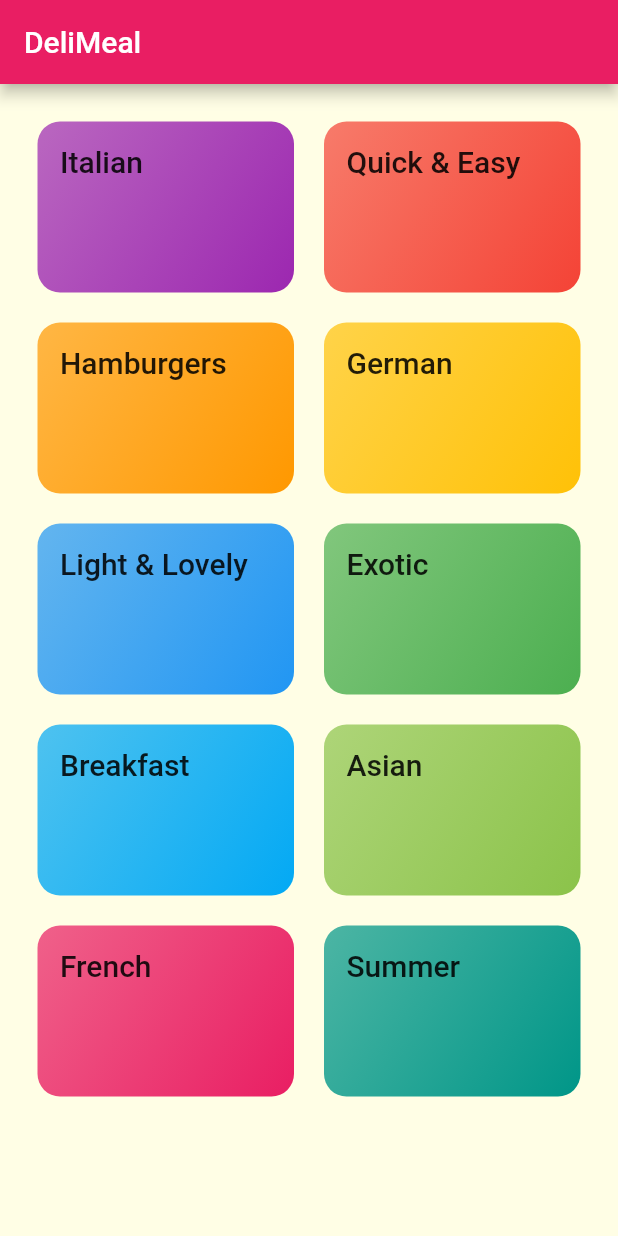
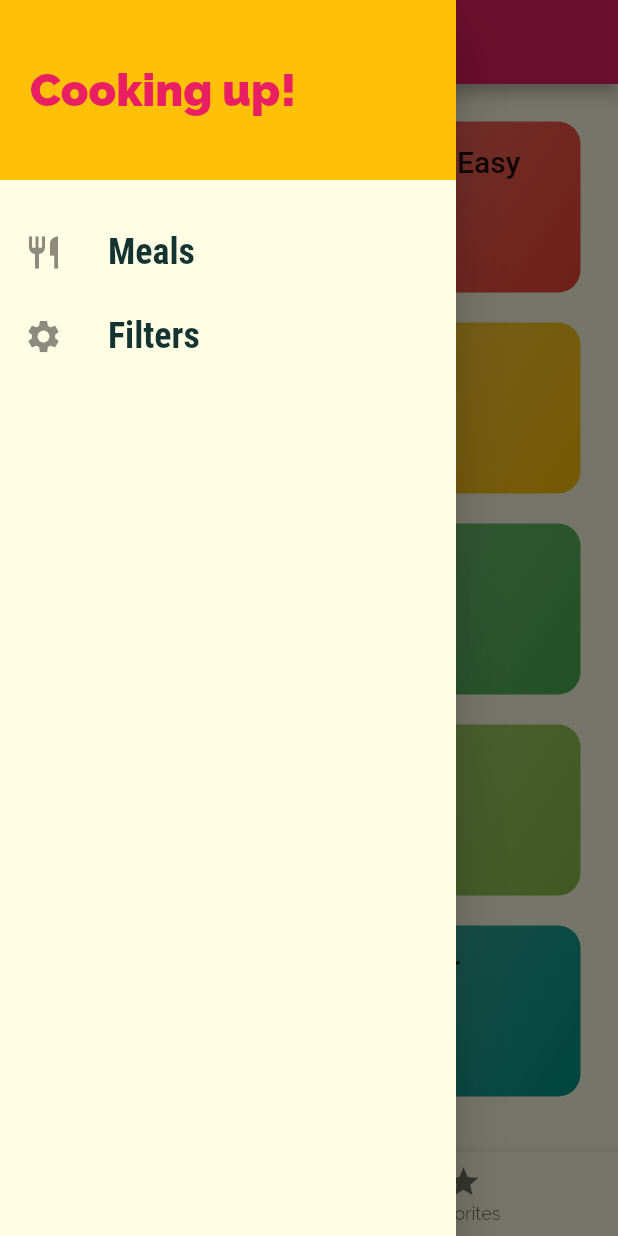
Before and after one commit to besimsherifi/flutter-meals_app, a Flutter app: the screen it shows after launch, with the side drawer open (before the commit the screen has no drawer), on a phone screen of 412 x 824 dp. Run offline on Flutter 3.47's test engine with Material 2 defaults, Android fonts, the phone set to English and light mode, and no system bars.

Commit message:
commit:master *checkpoint before favorites function

```diff
--- a/lib/main.dart
+++ b/lib/main.dart
@@ -1,6 +1,9 @@
 // ignore_for_file: deprecated_member_use
 
 import 'package:flutter/material.dart';
+import 'package:flutter_complete_guide/screens/filter_screen.dart';
+import 'package:flutter_complete_guide/screens/meal_detail_screen.dart';
+import 'package:flutter_complete_guide/screens/tabs_screen.dart';
 
 import 'screens/category_meals_screen.dart';
 import 'screens/categories_screen.dart';
@@ -8,6 +11,8 @@ import 'screens/categories_screen.dart';
 void main() => runApp(MyApp());
 
 class MyApp extends StatelessWidget {
+
+
   @override
   Widget build(BuildContext context) {
     return MaterialApp(
@@ -33,8 +38,13 @@ class MyApp extends StatelessWidget {
       // home: CategoriesScreen(),
       initialRoute: '/', // default is '/'
       routes: {
-        '/': (ctx) => CategoriesScreen(),
+        '/': (ctx) => TabsScreen(),
         CategoryMealsScreen.routeName: (ctx) => CategoryMealsScreen(),
+        MealDetailScreen.routeName: (ctx) => MealDetailScreen(),
+        FilterScreen.routeName: (ctx) => FilterScreen()
+      },
+      onUnknownRoute: (settings) {
+        return MaterialPageRoute(builder: (ctx) => CategoriesScreen());
       },
     );
   }
--- a/lib/screens/categories_screen.dart
+++ b/lib/screens/categories_screen.dart
@@ -7,18 +7,15 @@ class CategoriesScreen extends StatelessWidget {
   @override
   Widget build(BuildContext context) {
     return Scaffold(
-      appBar: AppBar(
-        title: const Text('DeliMeal'),
-      ),
       body: GridView(
         padding: const EdgeInsets.all(25),
         children: DUMMY_CATEGORIES
             .map(
               (catData) => CategoryItem(
-                    catData.id,
-                    catData.title,
-                    catData.color,
-                  ),
+                catData.id,
+                catData.title,
+                catData.color,
+              ),
             )
             .toList(),
         gridDelegate: SliverGridDelegateWithMaxCrossAxisExtent(
--- a/lib/screens/category_meals_screen.dart
+++ b/lib/screens/category_meals_screen.dart
@@ -27,6 +27,7 @@ class CategoryMealsScreen extends StatelessWidget {
         body: ListView.builder(
           itemBuilder: (context, index) {
             return MealItem(
+              id: categoryMeals[index].id,
               title: categoryMeals[index].title,
               complexity: categoryMeals[index].complexity,
               imageUrl: categoryMeals[index].imageUrl,
--- /dev/null
+++ b/lib/screens/tabs_screen.dart
@@ -0,0 +1,50 @@
+// ignore_for_file: unnecessary_import
+
+import 'package:flutter/material.dart';
+import 'package:flutter/src/foundation/key.dart';
+import 'package:flutter/src/widgets/framework.dart';
+import 'package:flutter_complete_guide/screens/categories_screen.dart';
+import 'package:flutter_complete_guide/screens/favorites_screen.dart';
+import 'package:flutter_complete_guide/widgets/main_drawer.dart';
+
+class TabsScreen extends StatefulWidget {
+  const TabsScreen({Key key}) : super(key: key);
+
+  @override
+  State<TabsScreen> createState() => _TabsScreenState();
+}
+
+class _TabsScreenState extends State<TabsScreen> {
+  final List<Widget> pages = [CategoriesScreen(), FavoritesScreen()];
+
+  int selectedPageIndex = 0;
+
+  void selectPage(int index) {
+    setState(() {
+      selectedPageIndex = index;
+    });
+  }
+
+  @override
+  Widget build(BuildContext context) {
+    return Scaffold(
+      appBar: AppBar(
+        title: Text(selectedPageIndex == 0 ? 'Categories' : 'Favorites'),
+      ),
+      drawer: MainDrawer(),
+      body: pages[selectedPageIndex],
+      bottomNavigationBar: BottomNavigationBar(
+        onTap: selectPage,
+        // backgroundColor: Theme.of(context).primaryColor,
+        // unselectedItemColor: Colors.white,
+        selectedItemColor: Theme.of(context).primaryColor,
+        currentIndex: selectedPageIndex,
+        items: [
+          BottomNavigationBarItem(
+              icon: Icon(Icons.category), label: 'Categories'),
+          BottomNavigationBarItem(icon: Icon(Icons.star), label: 'Favorites')
+        ],
+      ),
+    );
+  }
+}
--- /dev/null
+++ b/lib/widgets/main_drawer.dart
@@ -0,0 +1,57 @@
+// ignore_for_file: unnecessary_import, deprecated_member_use
+
+import 'package:flutter/material.dart';
+import 'package:flutter/src/foundation/key.dart';
+import 'package:flutter/src/widgets/framework.dart';
+import 'package:flutter_complete_guide/screens/filter_screen.dart';
+
+class MainDrawer extends StatelessWidget {
+  const MainDrawer({Key key}) : super(key: key);
+
+  @override
+  Widget build(BuildContext context) {
+    Widget buildListTile(String title, IconData icon, Function tapHandler) {
+      return ListTile(
+          leading: Icon(
+            icon,
+            size: 26,
+          ),
+          title: Text(
+            title,
+            style: TextStyle(
+                fontFamily: 'RobotoCondensed',
+                fontSize: 24,
+                fontWeight: FontWeight.bold),
+          ),
+          onTap: tapHandler);
+    }
+
+    return Drawer(
+      child: Column(children: [
+        Container(
+          height: 120,
+          width: double.infinity,
+          padding: EdgeInsets.all(20),
+          alignment: Alignment.centerLeft,
+          color: Theme.of(context).accentColor,
+          child: Text(
+            'Cooking up!',
+            style: TextStyle(
+                fontWeight: FontWeight.w900,
+                fontSize: 30,
+                color: Theme.of(context).primaryColor),
+          ),
+        ),
+        SizedBox(
+          height: 20,
+        ),
+        buildListTile('Meals', Icons.restaurant, () {
+          Navigator.of(context).pushNamed('/');
+        }),
+        buildListTile('Filters', Icons.settings, () {
+          Navigator.of(context).pushNamed(FilterScreen.routeName);
+        })
+      ]),
+    );
+  }
+}
```
Also changed, not shown: lib/screens/favorites_screen.dart (added, +14 -0 lines), lib/screens/filter_screen.dart (added, +80 -0 lines), lib/screens/meal_detail_screen.dart (added, +88 -0 lines), lib/widgets/meal_item.dart (+9 -3 lines).
